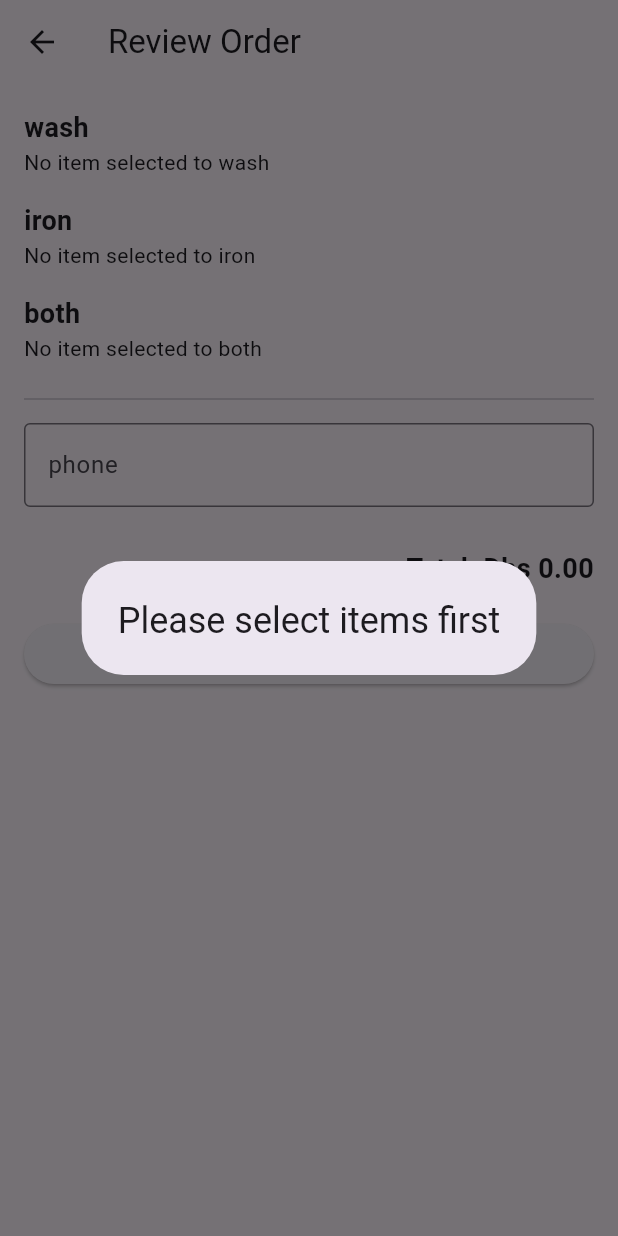
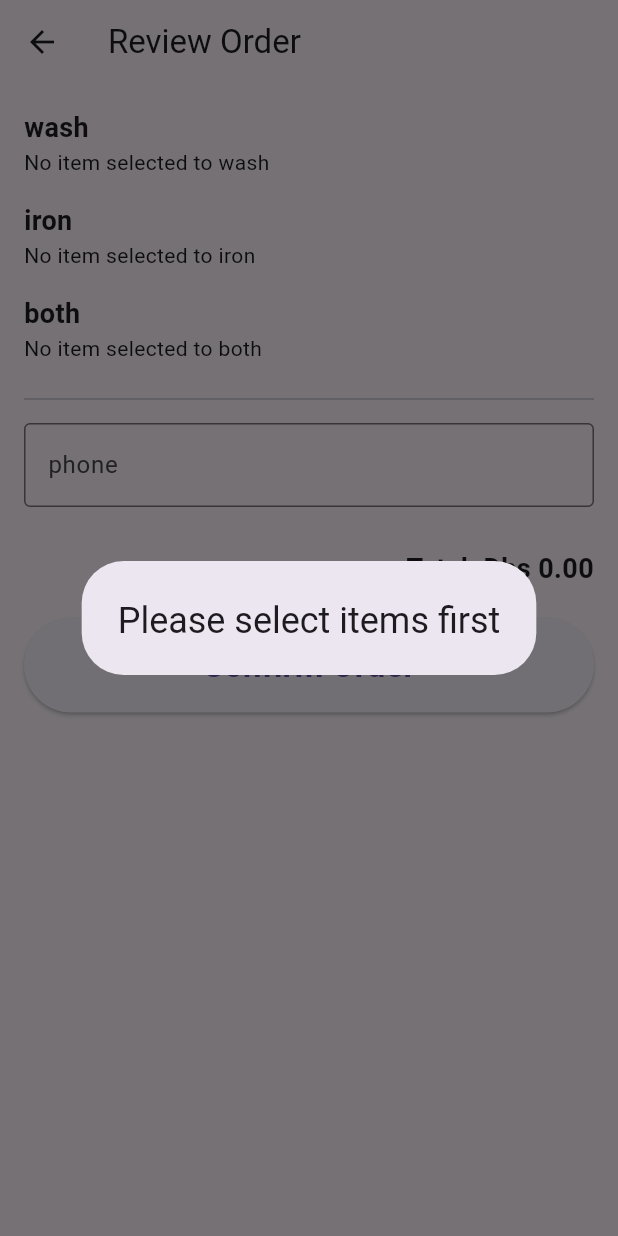
Before and after one commit to cilyde/laundry_pos, a Flutter app: the OrderReviewScreen screen opened directly with empty values, after a tap on "Confirm Order", on a phone screen of 412 x 824 dp. Run offline on Flutter 3.47's test engine with Material 3 defaults, Android fonts, the phone set to English and light mode, and no system bars; our stand-ins replace cloud_firestore, connectivity_plus, firebase_core; missing offline and left inert: sunmi_printer_plus, universal_html; accounts and stored records are empty; generated files the repository leaves out were written again.

Commit message:
All done

```diff
--- a/lib/main.dart
+++ b/lib/main.dart
@@ -9,6 +9,9 @@ import 'package:laundry_os/web/views/dashboard_view.dart';
 import 'package:provider/provider.dart';
 import 'package:sunmi_printer_plus/core/sunmi/sunmi_printer.dart';
 import 'firebase_options.dart';
+
+final GlobalKey<ScaffoldMessengerState> scaffoldMessengerKey = GlobalKey<ScaffoldMessengerState>();
+
 
 void main() async {
   WidgetsFlutterBinding.ensureInitialized();
@@ -42,6 +45,7 @@ class MyApp extends StatelessWidget {
   @override
   Widget build(BuildContext context) {
     return MaterialApp(
+      scaffoldMessengerKey: scaffoldMessengerKey,
       title: 'Fresh & Clean Laundry',
       debugShowCheckedModeBanner: false,
       theme: ThemeData(primarySwatch: Colors.teal),
--- /dev/null
+++ b/lib/services/connectivity_service.dart
@@ -0,0 +1,10 @@
+// lib/services/connectivity_service.dart
+
+import 'package:connectivity_plus/connectivity_plus.dart';
+
+class ConnectivityService {
+  static Future<bool> hasConnection() async {
+    final result = await Connectivity().checkConnectivity();
+    return !result.contains(ConnectivityResult.none);
+  }
+}
--- a/lib/utils/translation.dart
+++ b/lib/utils/translation.dart
@@ -192,5 +192,11 @@ const translations = {
     'hi': 'धोने और इस्त्री करने के लिए कोई आइटम चयनित नहीं है',
     'ar': 'لم يتم اختيار أي عنصر للغسيل والكيّ',
     'ur': 'دھونے اور استری کے لیے کوئی آئٹم منتخب نہیں کیا گیا',
-  }
+  },
+  'no internet connection': {
+    'en': 'No internet connection. Please try again later.',
+    'hi': 'कोई इंटरनेट कनेक्शन नहीं। कृपया बाद में पुनः प्रयास करें।',
+    'ar': 'لا يوجد اتصال بالإنترنت. يرجى المحاولة مرة أخرى لاحقًا.',
+    'ur': 'انٹرنیٹ کنکشن نہیں ہے۔ براہ کرم بعد میں کوشش کریں۔',
+  },
 };
--- a/lib/view_models/pos_view_model.dart
+++ b/lib/view_models/pos_view_model.dart
@@ -1,6 +1,10 @@
+import 'dart:async';
+
+import 'package:connectivity_plus/connectivity_plus.dart';
 import 'package:flutter/material.dart';
 
 import '../models/cloth_item.dart';
+import '../services/connectivity_service.dart';
 import '../services/firebase_service.dart';
 import '../services/print_service.dart';
 import '../utils/translation.dart';
@@ -16,14 +20,18 @@ String tr(String key, String lang) => translations[key.toLowerCase()]?[lang] ??
 /// quantity updates, removal, order confirmation, printing receipts,
 /// and syncing order data to Firestore.
 class POSViewModel extends ChangeNotifier {
-  final PrinterService _printer;  // Service to handle printing
+  final PrinterService _printer; // Service to handle printing
 
-  bool _isLoading = false;        // Loading indicator flag
+  bool _isLoading = false; // Loading indicator flag
   bool get isLoading => _isLoading;
+
+  bool _isOnline = true; // ✅ flag to track connectivity
+  bool get isOnline => _isOnline;
 
   // Constructor initializes the printer service and triggers printer init.
   POSViewModel(this._printer) {
     _initPrinter();
+    // _listenToConnectivity(); // ✅ listen on init
   }
 
   // Internal async method to initialize the printer hardware or SDK.
@@ -36,11 +44,7 @@ class POSViewModel extends ChangeNotifier {
   ServiceType currentService = ServiceType.wash;
 
   // Map holding lists of selected ClothItems grouped by service type
-  final Map<ServiceType, List<ClothItem>> _selectedItemsByService = {
-    ServiceType.wash: [],
-    ServiceType.iron: [],
-    ServiceType.both: [],
-  };
+  final Map<ServiceType, List<ClothItem>> _selectedItemsByService = {ServiceType.wash: [], ServiceType.iron: [], ServiceType.both: []};
 
   /// Exposes the full grouped map of selected items for UI display
   Map<ServiceType, List<ClothItem>> get allSelectedItemsGrouped => _selectedItemsByService;
@@ -79,18 +83,13 @@ class POSViewModel extends ChangeNotifier {
   List<ClothItem> get selectedItems => _selectedItemsByService[currentService]!;
 
   /// Calculates the total price of all selected items across all services.
-  double get totalPrice =>
-      _selectedItemsByService.values
-          .expand((list) => list)
-          .fold(0.0, (sum, item) => sum + item.totalPrice);
+  double get totalPrice => _selectedItemsByService.values.expand((list) => list).fold(0.0, (sum, item) => sum + item.totalPrice);
 
   /// Updates the quantity of a specific item within its service group.
   void updateQuantity(ClothItem item, int newQuantity) {
     final serviceItems = _selectedItemsByService[item.selectedService]!;
 
-    final index = serviceItems.indexWhere(
-          (e) => e.name == item.name && e.selectedService == item.selectedService,
-    );
+    final index = serviceItems.indexWhere((e) => e.name == item.name && e.selectedService == item.selectedService);
     if (index != -1) {
       serviceItems[index].quantity = newQuantity;
       notifyListeners();
@@ -102,6 +101,17 @@ class POSViewModel extends ChangeNotifier {
     final items = _selectedItemsByService[item.selectedService]!;
     items.removeWhere((e) => e.name == item.name);
     notifyListeners();
+  }
+
+  Future<bool> checkOnline() async {
+    // Check connectivity first
+    final isConnected = await ConnectivityService.hasConnection();
+    if (!isConnected) {
+      debugPrint('No internet connection.');
+      return false;
+    } else {
+      return true;
+    }
   }
 
   /// Confirms the order by:
@@ -123,21 +133,20 @@ class POSViewModel extends ChangeNotifier {
       }
 
       // Save order data to Firestore and get a receipt ID back
-      final recieptId = await FirebaseService.saveOrder(
-        phoneNumber: phoneNumber,
-        items: selectedItems,
-        total: totalPrice,
-      );
+      final recieptId = await FirebaseService.saveOrder(phoneNumber: phoneNumber, items: selectedItems, total: totalPrice);
 
       // Prepare list of receipt items for printing
-      final receiptItems = _selectedItemsByService.values
+      final receiptItems =
+          _selectedItemsByService.values
               .expand((items) => items)
-          .map((item) => {
+              .map(
+                (item) => {
                   'name': item.name,
                   'service': item.selectedService.toString().split('.').last,
                   'price': item.totalPrice,
                   'quantity': item.quantity,
-      })
+                },
+              )
               .toList();
 
       // Print two copies with 3 seconds delay between
--- a/lib/views/order_review_screen.dart
+++ b/lib/views/order_review_screen.dart
@@ -2,6 +2,7 @@ import 'package:flutter/material.dart';
 import 'package:laundry_os/views/pos_view.dart';
 import 'package:provider/provider.dart';
 
+import '../main.dart';
 import '../models/cloth_item.dart';
 import '../utils/service_converter.dart';
 import '../view_models/pos_view_model.dart';
@@ -44,12 +45,11 @@ class _OrderReviewScreenState extends State<OrderReviewScreen> {
       appBar: AppBar(
         title: Text(tr('Review Order', widget.currentLanguage)), // Translated title
       ),
-      body: vm.isLoading
+      body:
+          vm.isLoading
               ? Center(child: CircularProgressIndicator()) // Show loading spinner during processing
               : groupedItems.isEmpty
-          ? Center(
-        child: Text(tr('"No items in the order"', widget.currentLanguage)),
-      ) // Message if no items are selected
+              ? Center(child: Text(tr('"No items in the order"', widget.currentLanguage))) // Message if no items are selected
               : ListView(
                 physics: const BouncingScrollPhysics(),
                 padding: EdgeInsets.all(16),
@@ -64,23 +64,19 @@ class _OrderReviewScreenState extends State<OrderReviewScreen> {
                       crossAxisAlignment: CrossAxisAlignment.start,
                       children: [
                         // Service header with translated name (e.g., "Wash")
-                Text(
-                  tr(serviceString, widget.currentLanguage),
-                  style: TextStyle(fontSize: 18, fontWeight: FontWeight.bold),
-                ),
+                        Text(tr(serviceString, widget.currentLanguage), style: TextStyle(fontSize: 18, fontWeight: FontWeight.bold)),
 
                         // Show message if no items under this service
-                if (items.isEmpty)
-                  Container(
-                    child: Text('No item selected to $serviceString'),
-                  ),
+                        if (items.isEmpty) Container(child: Text('No item selected to $serviceString')),
 
                         // List all items for this service
                         ...items.map(
                           (item) => Card(
                             child: ListTile(
-                      leading: Image.asset(item.img, width: 40), // Item image
-                      title: Text(tr(item.name, widget.currentLanguage)), // Translated name
+                              leading: Image.asset(item.img, width: 40),
+                              // Item image
+                              title: Text(tr(item.name, widget.currentLanguage)),
+                              // Translated name
                               subtitle: FittedBox(
                                 fit: BoxFit.scaleDown,
                                 alignment: Alignment.centerLeft,
@@ -92,7 +88,6 @@ class _OrderReviewScreenState extends State<OrderReviewScreen> {
                                 mainAxisSize: MainAxisSize.min,
                                 children: [
                                   Text(item.totalPrice.toStringAsFixed(2)), // Price display
-
                                   // Edit quantity button opens dialog
                                   IconButton(
                                     icon: Icon(Icons.edit),
@@ -101,11 +96,7 @@ class _OrderReviewScreenState extends State<OrderReviewScreen> {
                                   ),
 
                                   // Delete button removes item from selection
-                          IconButton(
-                            icon: Icon(Icons.delete),
-                            alignment: Alignment.centerRight,
-                            onPressed: () => vm.removeItem(item),
-                          ),
+                                  IconButton(icon: Icon(Icons.delete), alignment: Alignment.centerRight, onPressed: () => vm.removeItem(item)),
                                 ],
                               ),
                             ),
@@ -152,12 +143,15 @@ class _OrderReviewScreenState extends State<OrderReviewScreen> {
 
                   // Confirm Order button triggers order submission and printing
                   ElevatedButton(
-            onPressed: () async {
-              // Call ViewModel method with phone number
+                    onPressed:
+                        vm.isLoading
+                            ? null
+                            : () async {
+                              print("vm.isOnline");
+                              print(vm.isOnline);
+                              if (await vm.checkOnline()) {
                                 final response = await vm.confirmAndPrintOrder(phoneNumber: _phoneController.text);
-
                                 if (response) {
-                // On success, navigate back to POS screen and open language dialog
                                   Navigator.pushReplacement(
                                     context,
                                     MaterialPageRoute(
@@ -167,18 +161,39 @@ class _OrderReviewScreenState extends State<OrderReviewScreen> {
                                     ),
                                   );
                                 } else {
-                // Show alert if no items selected or order failed
-                showDialog(
-                  context: context,
-                  builder: (BuildContext context) {
-                    return AlertDialog(
-                      title: Text("Please select items first"),
-                    );
-                  },
+                                  showDialog(context: context, builder: (context) => AlertDialog(title: Text("Please select items first")));
+                                }
+                              } else {
+                                scaffoldMessengerKey.currentState?.showMaterialBanner(
+                                  MaterialBanner(
+                                    content: Text(tr('no internet connection', widget.currentLanguage), style: TextStyle(fontSize: 18, color: Colors.white, fontWeight: FontWeight.bold)),
+                                    backgroundColor: Colors.red,
+                                    actions: [
+                                      TextButton(
+                                        onPressed: () => scaffoldMessengerKey.currentState?.hideCurrentMaterialBanner(),
+
+                                        child: Text('DISMISS', style: TextStyle(color: Colors.white)),
+                                      ),
+                                    ],
+                                  ),
                                 );
                               }
                             },
-            child: Text("Confirm Order"),
+                    style: ElevatedButton.styleFrom(
+                      minimumSize: Size(double.infinity, 60),
+                      padding: EdgeInsets.symmetric(vertical: 16),
+                      // Remove textStyle here to avoid inherit conflict
+                    ),
+                    child:
+                        vm.isLoading
+                            ? CircularProgressIndicator(color: Colors.white)
+                            : Text(
+                              "Confirm Order",
+                              style: TextStyle(
+                                fontSize: 22,
+                                fontWeight: FontWeight.bold,
+                              ),
+                            ),
                   ),
                 ],
               ),
@@ -192,7 +207,8 @@ class _OrderReviewScreenState extends State<OrderReviewScreen> {
 
     showDialog(
       context: context,
-      builder: (_) => AlertDialog(
+      builder:
+          (_) => AlertDialog(
             title: Text("Edit Quantity"),
             content: TextField(
               controller: controller,
--- a/pubspec.yaml
+++ b/pubspec.yaml
@@ -41,6 +41,7 @@ dependencies:
   intl: ^0.20.2
   csv: ^6.0.0
   universal_html: ^2.2.4
+  connectivity_plus: ^6.1.4
 
 dev_dependencies:
   flutter_test:
```
Also changed, not shown: pubspec.lock, 3 other files. Lines whose indentation alone changed are shown as unchanged.
